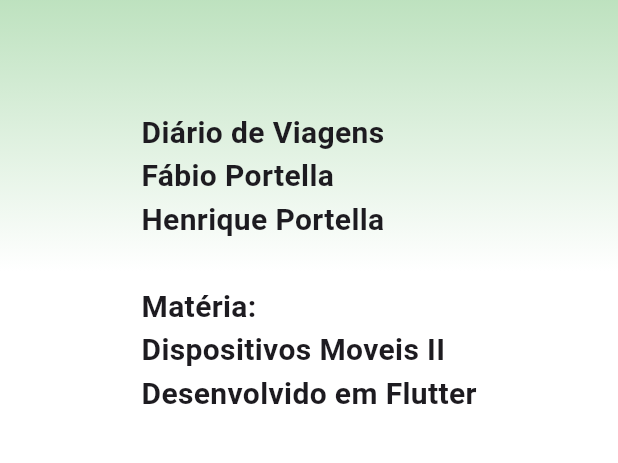
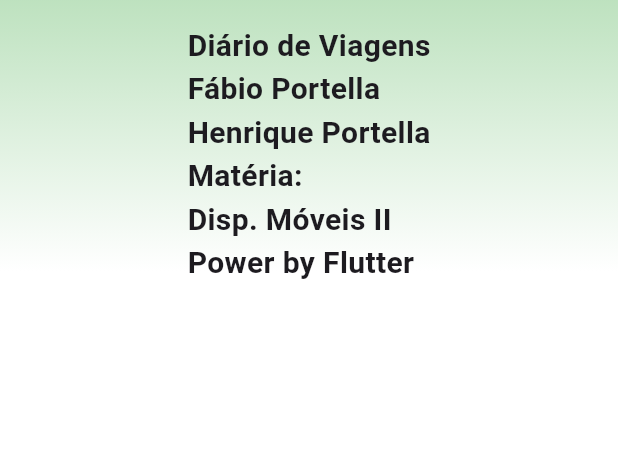
Before and after one commit to FabioPortella/diario_viagens, a Flutter app: the first screen one second after launch, on a phone screen of 412 x 824 dp, the part 594-1057 px from its top. Run offline on Flutter 3.47's test engine with Material 3 defaults, Android fonts, the phone set to English and light mode, and no system bars; drawn by our look-alikes of animated_text_kit; our stand-ins replace image_picker, sqflite; accounts and stored records are empty.

Commit message:
corrigindo para celulares menores.

```diff
--- a/lib/pages/splash_screen/splash_screen_page.dart
+++ b/lib/pages/splash_screen/splash_screen_page.dart
@@ -41,7 +41,7 @@ class _SplashScreenPageState extends State<SplashScreenPage> {
               },
               animatedTexts: [
                 TypewriterAnimatedText(
-                  '\n\nDiário de Viagens\nFábio Portella\nHenrique Portella\n\nMatéria: \nDispositivos Moveis II\nDesenvolvido em Flutter',
+                  'Diário de Viagens\nFábio Portella\nHenrique Portella\nMatéria: \nDisp. Móveis II\nPower by Flutter',
                   textStyle: const TextStyle(
                     fontSize: 20.0,
                     fontWeight: FontWeight.w700,
```
